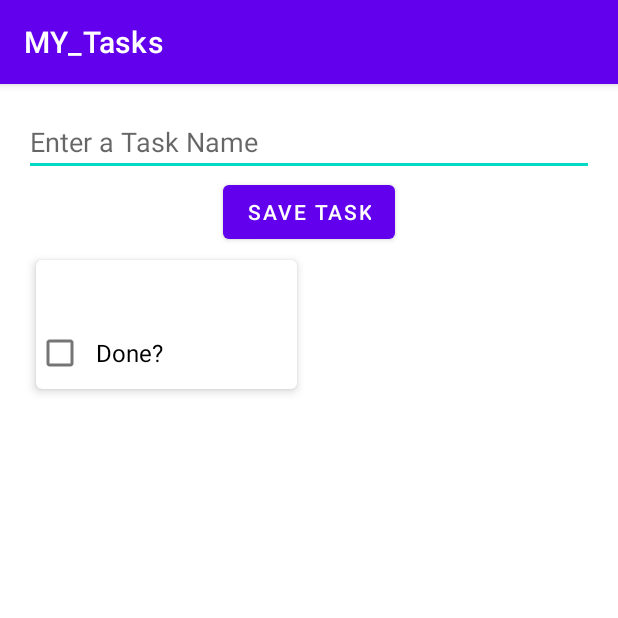
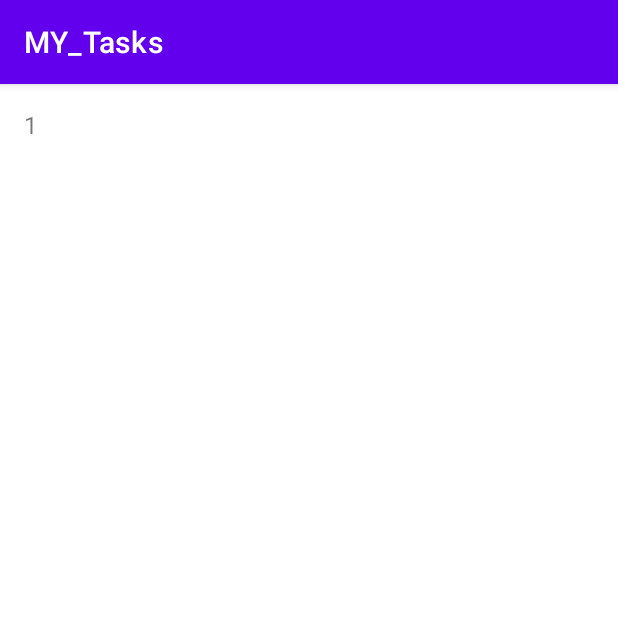
Before and after one commit to AntonJurkovskiy/MY_Tasks, an Android app: the screen it shows after launch (MainActivity), after a tap on "Done?", on a phone screen of 412 x 824 dp, the top half of it. Run offline under Robolectric (Android 15) with nearby library versions, the phone set to English and light mode, and no system bars; our stand-ins replace Room's generated code; 1 other tap on this screen came first.

Commit message:
added EditFragment and navigation graph. fixed bug with resource file access

```diff
--- a/app/src/main/AndroidManifest.xml
+++ b/app/src/main/AndroidManifest.xml
@@ -1,6 +1,8 @@
 <?xml version="1.0" encoding="utf-8"?>
-<manifest xmlns:android="http://schemas.android.com/apk/res/android"
-    xmlns:tools="http://schemas.android.com/tools">
+<manifest
+    xmlns:android="http://schemas.android.com/apk/res/android"
+    xmlns:tools="http://schemas.android.com/tools"
+    package="com.azimut4946777.my_tasks">
 
     <application
         android:allowBackup="true"
--- /dev/null
+++ b/app/src/main/java/com/azimut4946777/my_tasks/EditTaskFragment.kt
@@ -0,0 +1,25 @@
+package com.azimut4946777.my_tasks
+
+import android.os.Bundle
+import androidx.fragment.app.Fragment
+import android.view.LayoutInflater
+import android.view.View
+import android.view.ViewGroup
+import android.widget.TextView
+
+
+class EditTaskFragment : Fragment() {
+
+    override fun onCreateView(
+        inflater: LayoutInflater, container: ViewGroup?,
+        savedInstanceState: Bundle?
+    ): View? {
+      val view  = inflater.inflate(R.layout.fragment_edit_task,container,false)
+        val textView = view.findViewById<TextView>(R.id.task_id)
+        val taskId = EditTaskFragmentArgs.fromBundle(requireArguments()).taskId
+        textView.text = taskId.toString()
+        return view
+    }
+
+
+}
--- a/app/src/main/java/com/azimut4946777/my_tasks/TasksFragment.kt
+++ b/app/src/main/java/com/azimut4946777/my_tasks/TasksFragment.kt
@@ -8,6 +8,7 @@ import android.view.ViewGroup
 import android.widget.Toast
 import androidx.lifecycle.Observer
 import androidx.lifecycle.ViewModelProvider
+import androidx.navigation.fragment.findNavController
 import com.azimut4946777.my_tasks.databinding.FragmentTasksBinding
 import com.hfad.tasks.TaskItemAdapter
 
@@ -27,14 +28,21 @@ class TasksFragment : Fragment() {
         binding.viewModel = viewModel
         binding.lifecycleOwner = viewLifecycleOwner
         val adapter = TaskItemAdapter{taskId ->
-            Toast.makeText(context,"Clicked task $taskId",Toast.LENGTH_SHORT).show()
-
+          viewModel.onTaskClicked(taskId)
         }
         binding.tasksList.adapter = adapter
 
         viewModel.tasks.observe(viewLifecycleOwner, Observer {
             it?.let {
                 adapter.submitList(it)
+            }
+        })
+        viewModel.navigateToTask.observe(viewLifecycleOwner, Observer { taskId->
+            taskId?.let {
+                val action = TasksFragmentDirections
+                    .actionTasksFragmentToEditTaskFragment(taskId)
+                this.findNavController().navigate(action)
+                viewModel.onTaskNavigated()
             }
         })
 
--- a/app/src/main/java/com/azimut4946777/my_tasks/TasksViewModel.kt
+++ b/app/src/main/java/com/azimut4946777/my_tasks/TasksViewModel.kt
@@ -1,15 +1,16 @@
 package com.azimut4946777.my_tasks
 
 import android.view.View
-import androidx.lifecycle.Transformations
-import androidx.lifecycle.ViewModel
-import androidx.lifecycle.viewModelScope
+import androidx.lifecycle.*
 import kotlinx.coroutines.launch
 
 class TasksViewModel(val dao: TaskDao) : ViewModel() {
 
     var newTaskName = ""
     val tasks = dao.getAll()
+private val _navigateToTask = MutableLiveData<Long?>()
+    val  navigateToTask: LiveData<Long?>
+    get() = _navigateToTask
 
     fun addTask() {
         viewModelScope.launch {
@@ -20,4 +21,12 @@ class TasksViewModel(val dao: TaskDao) : ViewModel() {
         }
     }
 
+    fun onTaskClicked(taskId: Long) {
+        _navigateToTask.value = taskId
+    }
+
+    fun onTaskNavigated() {
+        _navigateToTask.value = null
+    }
+
 }
--- a/app/src/main/res/layout/activity_main.xml
+++ b/app/src/main/res/layout/activity_main.xml
@@ -2,11 +2,14 @@
 <androidx.fragment.app.FragmentContainerView
     xmlns:android="http://schemas.android.com/apk/res/android"
     xmlns:tools="http://schemas.android.com/tools"
-    android:id="@+id/fragment_container_view"
+    xmlns:app="http://schemas.android.com/apk/res-auto"
+    android:id="@+id/nav_host_fragment"
     android:layout_width="match_parent"
     android:layout_height="match_parent"
     android:padding="16dp"
-    android:name="com.azimut4946777.my_tasks.TasksFragment"
+    android:name="androidx.navigation.fragment.NavHostFragment"
+    app:navGraph="@navigation/nav_graph"
+    app:defaultNavHost="true"
     tools:context=".MainActivity">
 
 
--- /dev/null
+++ b/app/src/main/res/layout/fragment_edit_task.xml
@@ -0,0 +1,16 @@
+<?xml version="1.0" encoding="utf-8"?>
+<FrameLayout xmlns:android="http://schemas.android.com/apk/res/android"
+    xmlns:tools="http://schemas.android.com/tools"
+    android:layout_width="match_parent"
+    android:layout_height="match_parent"
+    tools:context=".EditTaskFragment">
+
+    <!-- TODO: Update blank fragment layout -->
+    <TextView
+        android:id="@+id/task_id"
+        android:layout_width="match_parent"
+        android:layout_height="wrap_content"
+        android:textSize="16sp"
+        tools:text="@string/hello_blank_fragment" />
+
+</FrameLayout>
--- a/app/src/main/res/layout/fragment_tasks.xml
+++ b/app/src/main/res/layout/fragment_tasks.xml
@@ -20,7 +20,7 @@
     android:layout_width="match_parent"
     android:layout_height="wrap_content"
     android:inputType="text"
-    android:hint="Enter a Task Name"
+    android:hint="@string/enter_a_task_name"
     android:text="@={viewModel.newTaskName}"/>
 
     <com.google.android.material.button.MaterialButton
--- /dev/null
+++ b/app/src/main/res/navigation/nav_graph.xml
@@ -0,0 +1,32 @@
+<?xml version="1.0" encoding="utf-8"?>
+<navigation xmlns:android="http://schemas.android.com/apk/res/android"
+    xmlns:app="http://schemas.android.com/apk/res-auto"
+    xmlns:tools="http://schemas.android.com/tools"
+    android:id="@+id/nav_graph"
+    app:startDestination="@id/tasksFragment">
+
+    <fragment
+        android:id="@+id/tasksFragment"
+        android:name="com.azimut4946777.my_tasks.TasksFragment"
+        android:label="fragment_tasks"
+        tools:layout="@layout/fragment_tasks" >
+        <action
+            android:id="@+id/action_tasksFragment_to_editTaskFragment"
+            app:destination="@id/editTaskFragment" />
+    </fragment>
+    <fragment
+        android:id="@+id/editTaskFragment"
+        android:name="com.azimut4946777.my_tasks.EditTaskFragment"
+        android:label="fragment_edit_task"
+        tools:layout="@layout/fragment_edit_task" >
+        <argument
+            android:name="taskId"
+            app:argType="long" />
+        <action
+            android:id="@+id/action_editTaskFragment_to_tasksFragment"
+            app:destination="@id/tasksFragment"
+            app:popUpTo="@id/tasksFragment"
+            app:popUpToInclusive="true"/>
+
+    </fragment>
+</navigation>
--- a/app/src/main/res/values/strings.xml
+++ b/app/src/main/res/values/strings.xml
@@ -2,4 +2,5 @@
     <string name="app_name">MY_Tasks</string>
     <!-- TODO: Remove or change this placeholder text -->
     <string name="hello_blank_fragment">Hello blank fragment</string>
+    <string name="enter_a_task_name">Enter a Task Name</string>
 </resources>
--- a/build.gradle
+++ b/build.gradle
@@ -8,7 +8,7 @@ buildscript {
     ext.nav_version = '2.4.1'
     dependencies {
         classpath "androidx.navigation:navigation-safe-args-gradle-plugin:$nav_version"
-        classpath 'com.android.tools.build:gradle:7.2.0'
+        classpath 'com.android.tools.build:gradle:7.2.2'
         classpath 'org.jetbrains.kotlin:kotlin-gradle-plugin:1.7.0'
 
         // NOTE: Do not place your application dependencies here; they belong
```
